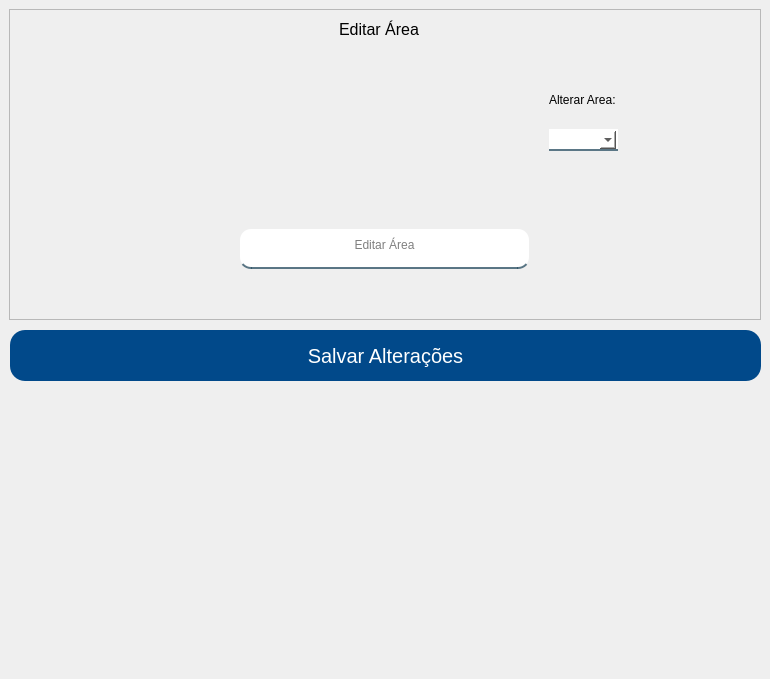
Senac-SOR-ADS/Mapa-de-Sala, file App/view/ui/editarArea.ui: the form before one commit.
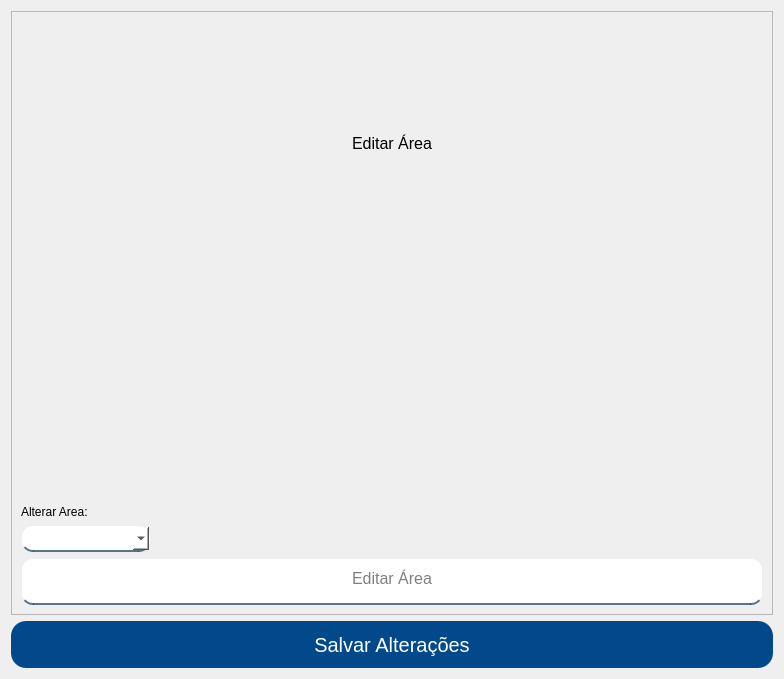
The form after the commit.

Patch:
```diff
--- a/App/view/ui/editarArea.ui
+++ b/App/view/ui/editarArea.ui
@@ -6,7 +6,7 @@
    <rect>
     <x>0</x>
     <y>0</y>
-    <width>770</width>
+    <width>780</width>
     <height>679</height>
    </rect>
   </property>
@@ -42,14 +42,14 @@
 	color: red;
 }</string>
   </property>
+  <layout class="QVBoxLayout" name="verticalLayout">
+   <item>
   <widget class="QFrame" name="frame_2">
-   <property name="geometry">
-    <rect>
-     <x>9</x>
-     <y>9</y>
-     <width>752</width>
-     <height>311</height>
-    </rect>
+     <property name="sizePolicy">
+      <sizepolicy hsizetype="Preferred" vsizetype="Expanding">
+       <horstretch>0</horstretch>
+       <verstretch>0</verstretch>
+      </sizepolicy>
    </property>
    <property name="frameShape">
     <enum>QFrame::StyledPanel</enum>
@@ -57,15 +57,9 @@
    <property name="frameShadow">
     <enum>QFrame::Raised</enum>
    </property>
+     <layout class="QVBoxLayout" name="verticalLayout_2">
+      <item alignment="Qt::AlignHCenter|Qt::AlignVCenter">
    <widget class="QLabel" name="label">
-    <property name="geometry">
-     <rect>
-      <x>330</x>
-      <y>10</y>
-      <width>91</width>
-      <height>21</height>
-     </rect>
-    </property>
     <property name="font">
      <font>
       <pointsize>12</pointsize>
@@ -75,14 +69,36 @@
      <string>Editar Área</string>
     </property>
    </widget>
+      </item>
+      <item alignment="Qt::AlignLeft|Qt::AlignBottom">
+       <widget class="QLabel" name="label_2">
+        <property name="text">
+         <string>Alterar Area:</string>
+        </property>
+       </widget>
+      </item>
+      <item alignment="Qt::AlignLeft">
+       <widget class="QComboBox" name="alterarArea">
+        <property name="minimumSize">
+         <size>
+          <width>130</width>
+          <height>0</height>
+         </size>
+        </property>
+       </widget>
+      </item>
+      <item>
    <widget class="QLineEdit" name="cadastrarArea">
-    <property name="geometry">
-     <rect>
-      <x>230</x>
-      <y>219</y>
-      <width>291</width>
-      <height>41</height>
-     </rect>
+        <property name="minimumSize">
+         <size>
+          <width>0</width>
+          <height>47</height>
+         </size>
+        </property>
+        <property name="font">
+         <font>
+          <pointsize>12</pointsize>
+         </font>
     </property>
     <property name="alignment">
      <set>Qt::AlignCenter</set>
@@ -91,38 +107,17 @@
      <string>Editar Área</string>
     </property>
    </widget>
-   <widget class="QComboBox" name="alterarArea">
-    <property name="geometry">
-     <rect>
-      <x>540</x>
-      <y>120</y>
-      <width>69</width>
-      <height>22</height>
-     </rect>
-    </property>
-   </widget>
-   <widget class="QLabel" name="label_2">
-    <property name="geometry">
-     <rect>
-      <x>540</x>
-      <y>80</y>
-      <width>71</width>
-      <height>21</height>
-     </rect>
-    </property>
-    <property name="text">
-     <string>Alterar Area:</string>
-    </property>
-   </widget>
-  </widget>
+      </item>
+     </layout>
+    </widget>
+   </item>
+   <item>
   <widget class="QPushButton" name="btnEditarArea">
-   <property name="geometry">
-    <rect>
-     <x>10</x>
-     <y>330</y>
-     <width>751</width>
-     <height>51</height>
-    </rect>
+     <property name="minimumSize">
+      <size>
+       <width>762</width>
+       <height>47</height>
+      </size>
    </property>
    <property name="font">
     <font>
@@ -136,6 +131,8 @@
     <string>Salvar Alterações</string>
    </property>
   </widget>
+   </item>
+  </layout>
  </widget>
  <resources/>
  <connections/>
```
Lines whose indentation alone changed are shown as unchanged.
